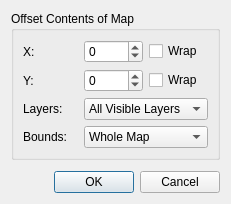
This is src/tiled/offsetmapdialog.ui in mapeditor/tiled as Qt 5 draws it before an edit. The edited form follows.
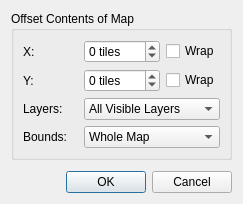
This is the edited form.

```diff
--- a/src/tiled/offsetmapdialog.ui
+++ b/src/tiled/offsetmapdialog.ui
@@ -9,8 +9,8 @@
    <rect>
     <x>0</x>
     <y>0</y>
-    <width>238</width>
-    <height>212</height>
+    <width>272</width>
+    <height>231</height>
    </rect>
   </property>
   <property name="windowTitle">
@@ -41,6 +41,9 @@
         <property name="enabled">
          <bool>true</bool>
         </property>
+        <property name="suffix">
+         <string> tiles</string>
+        </property>
         <property name="minimum">
          <number>-999</number>
         </property>
@@ -84,6 +87,9 @@
       </item>
       <item row="4" column="2">
        <widget class="QSpinBox" name="yOffset">
+        <property name="suffix">
+         <string> tiles</string>
+        </property>
         <property name="minimum">
          <number>-999</number>
         </property>
```
